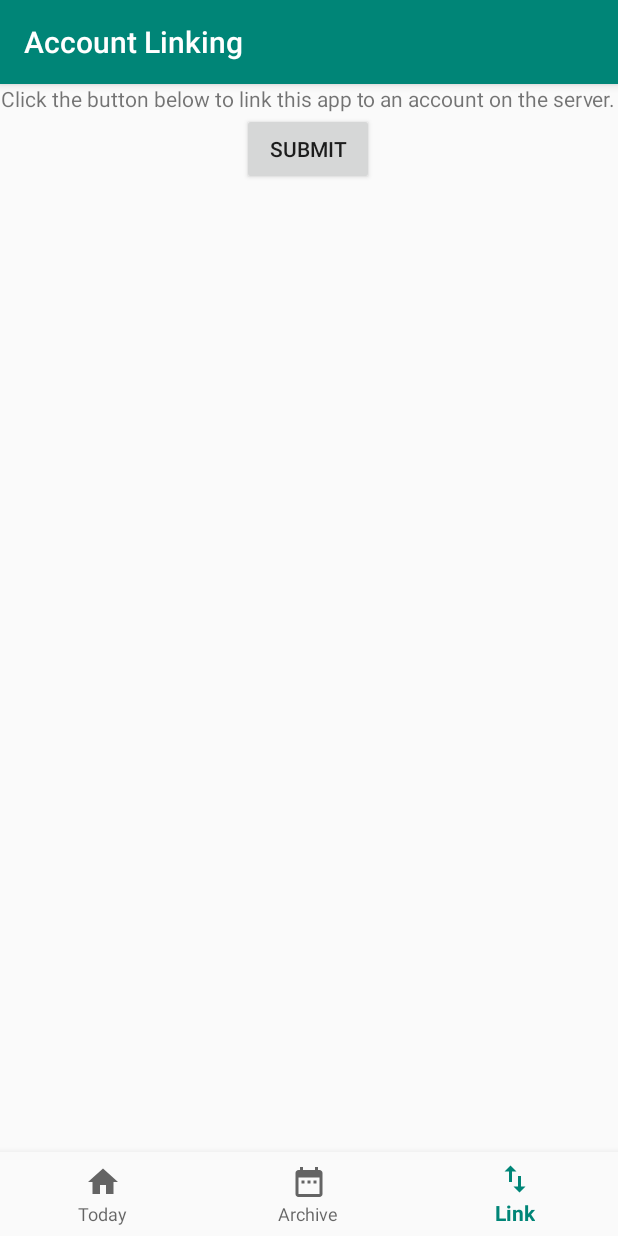
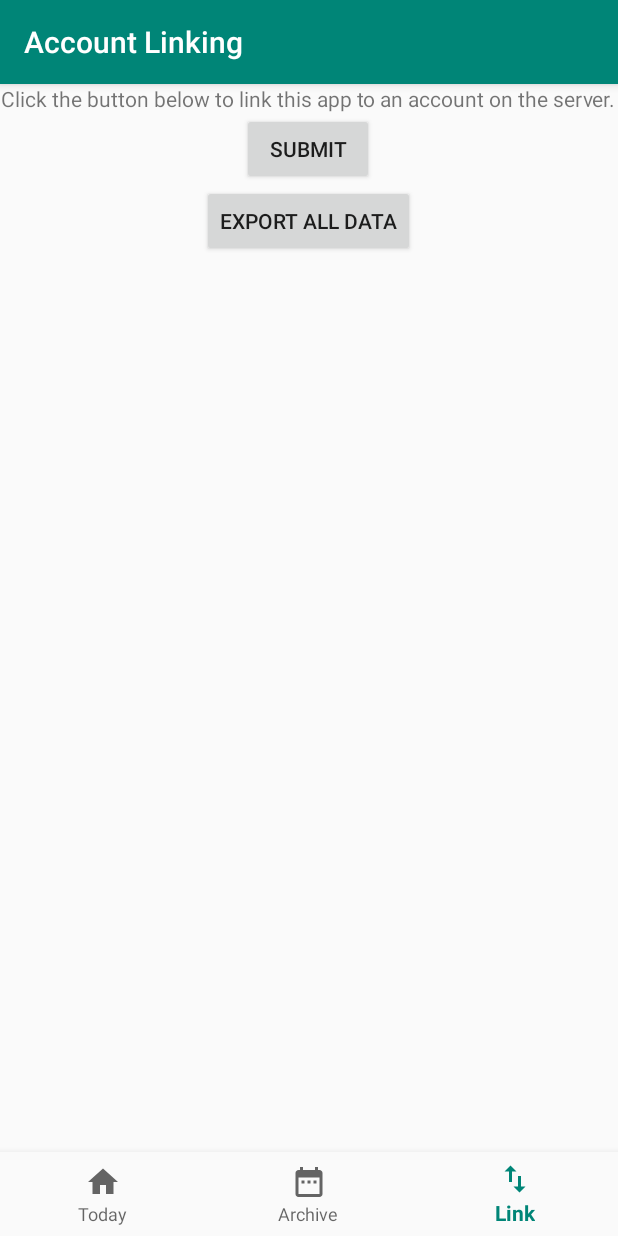
Before and after one commit to StAResComp/DYNAMICOPERU, an Android app: the AuthActivity screen opened directly, with no data from a screen before it, on a phone screen of 412 x 824 dp. Run offline under Robolectric (Android 15) with nearby library versions, the phone set to English and light mode, and no system bars; libraries missing offline, so code that uses them is left out: net.openid.appauth; 3 statements that could not run were skipped.

Commit message:
Working position data export functionality. Needs refinement.

```diff
--- a/app/src/main/AndroidManifest.xml
+++ b/app/src/main/AndroidManifest.xml
@@ -11,6 +11,7 @@
     <uses-permission android:name="android.permission.INTERNET"/>
     <uses-permission android:name="android.permission.ACCESS_NETWORK_STATE"/>
     <uses-permission android:name="android.permission.FOREGROUND_SERVICE"/>
+    <uses-permission android:name="android.permission.WRITE_EXTERNAL_STORAGE" />
 
     <uses-feature android:name="android.hardware.location.gps"/>
     <uses-feature android:name="android.hardware.location.network"/>
--- a/app/src/main/res/layout/activity_auth.xml
+++ b/app/src/main/res/layout/activity_auth.xml
@@ -27,11 +27,18 @@
                     android:text="@string/please_authorize" />
 
             <Button
-                    android:id="@+id/auth_button"
+                android:id="@+id/auth_button"
+                android:layout_gravity="center"
+                android:layout_height="wrap_content"
+                android:layout_width="wrap_content"
+                android:text="@string/submit"/>
+
+            <Button
+                    android:id="@+id/export_button"
                     android:layout_gravity="center"
                     android:layout_height="wrap_content"
                     android:layout_width="wrap_content"
-                    android:text="@string/submit"/>
+                    android:text="@string/export"/>
 
         </GridLayout>
 
--- a/app/src/main/res/values/strings.xml
+++ b/app/src/main/res/values/strings.xml
@@ -60,6 +60,7 @@
     <string name="title_activity_auth">Account Linking</string>
     <string name="please_authorize">Click the button below to link this app to an account on the server.</string>
     <string name="already_authorized">This app is linked to an account on the server. Click the button below to refresh the link if necessary.</string>
+    <string name="export">Export all data</string>
 
     <!-- Keys - no localisation needed -->
 
```
Also changed, not shown: app/src/main/java/uk/ac/standrews/pescar/AuthActivity.kt (+65 -1 lines), 1 other file.
